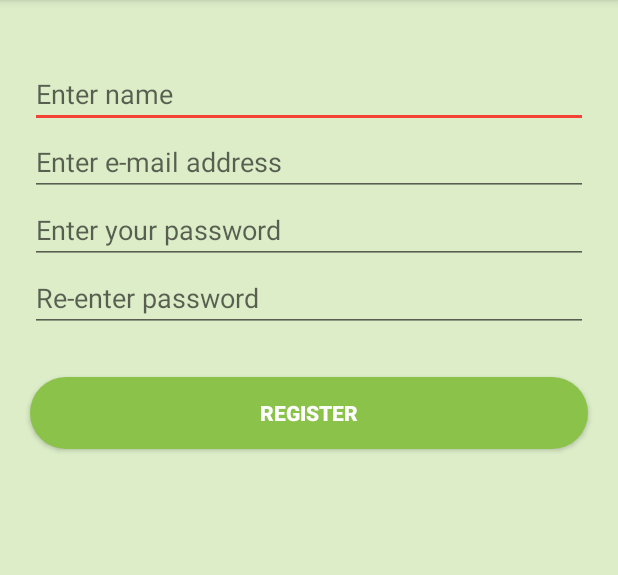
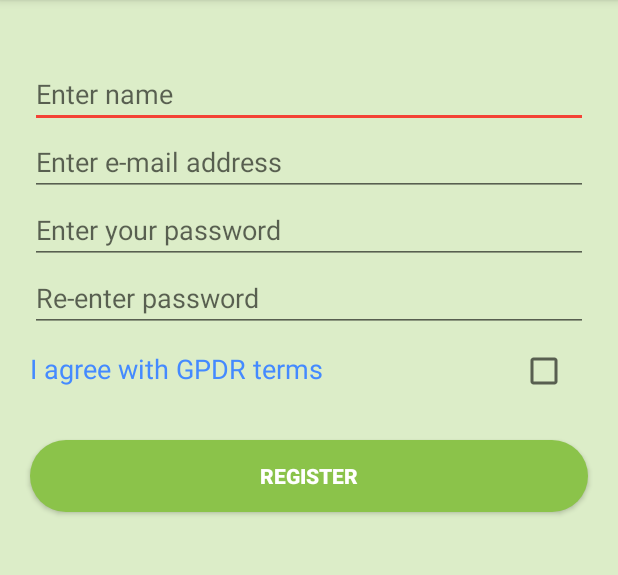
Before and after one commit to jakub-blahunka/PetCompanion, an Android app: the Register screen opened directly, with no data from a screen before it, on a phone screen of 412 x 824 dp, the part 84-659 px from its top. Run offline under Robolectric (Android 15) with nearby library versions, the phone set to English and light mode, and no system bars; libraries missing offline, so code that uses them is left out: com.backendless, com.backendless.async, com.backendless.exceptions.

Commit message:
Initial commit #6

```diff
--- a/app/src/main/AndroidManifest.xml
+++ b/app/src/main/AndroidManifest.xml
@@ -29,7 +29,8 @@
                 android:name="android.support.PARENT_ACTIVITY"
                 android:value=".MainActivity" />
         </activity>
-        <activity android:name=".PetInfo"
+        <activity
+            android:name=".PetInfo"
             android:label="Pet information"
             android:parentActivityName=".MainActivity">
             <meta-data
--- a/app/src/main/res/drawable/pressed.xml
+++ b/app/src/main/res/drawable/pressed.xml
@@ -1,6 +1,6 @@
 <?xml version="1.0" encoding="UTF-8"?>
 <shape xmlns:android="http://schemas.android.com/apk/res/android">
-    <solid android:color="@color/colorAccent"/>
+    <solid android:color="#FFFFFF"/>
 
     <corners android:bottomRightRadius="10dp"
         android:bottomLeftRadius="10dp"
--- a/app/src/main/res/layout/activity_register.xml
+++ b/app/src/main/res/layout/activity_register.xml
@@ -78,6 +78,31 @@
             android:hint="Re-enter password"
             android:inputType="textPassword" />
 
+        <LinearLayout
+            android:layout_width="match_parent"
+            android:layout_height="wrap_content"
+            android:orientation="horizontal">
+
+            <TextView
+                android:id="@+id/tvGDPR"
+                android:layout_width="0dp"
+                android:layout_height="wrap_content"
+                android:layout_marginLeft="20dp"
+                android:layout_marginTop="10dp"
+                android:layout_weight="5"
+                android:clickable="false"
+                android:text="I agree with GPDR terms"
+                android:textColor="#448AFF"
+                android:textSize="18sp" />
+
+            <CheckBox
+                android:id="@+id/cbGDPR"
+                android:layout_width="0dp"
+                android:layout_height="wrap_content"
+                android:layout_marginTop="10dp"
+                android:layout_weight="1" />
+        </LinearLayout>
+
         <Button
             android:id="@+id/btnRegister"
             android:layout_width="match_parent"
@@ -89,6 +114,7 @@
             android:text="Register"
             android:textColor="#FFFFFF"
             android:textStyle="bold" />
+
     </LinearLayout>
 
 
--- a/app/src/main/res/values/colors.xml
+++ b/app/src/main/res/values/colors.xml
@@ -1,6 +1,6 @@
 <?xml version="1.0" encoding="utf-8"?>
 <resources>
-    <color name="colorPrimary">#8BC34A</color>
+    <color name="colorPrimary">#8bc34a</color>
     <color name="colorPrimaryDark">#689F38</color>
     <color name="colorAccent">#F44336</color>
     <color name="colorPrimaryLight">#dcedc8</color>
```
Also changed, not shown: app/src/main/java/org/jaku8ka/petcompanion/MainActivity.java (+6 -3 lines), app/src/main/java/org/jaku8ka/petcompanion/Pet.java (+9 -0 lines), app/src/main/java/org/jaku8ka/petcompanion/PetsAdapter.java (+35 -11 lines), app/src/main/java/org/jaku8ka/petcompanion/Register.java (+63 -0 lines), app/src/main/res/layout/row_list_layout.xml (+5 -11 lines).
